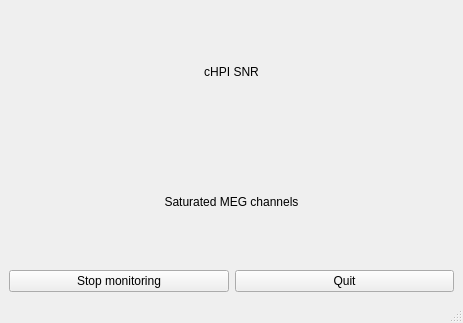
The window that hpimon/hpimon.ui (jjnurminen/hpimon) describes before a commit, drawn with Qt 5.
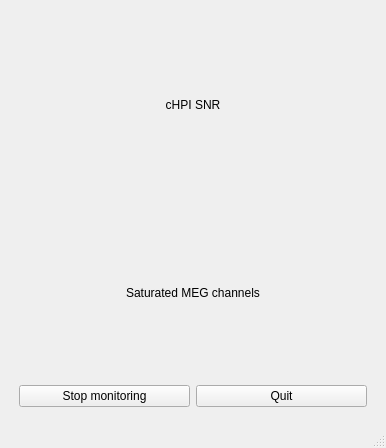
The same window after the commit.

Commit message: traffic light for saturation + ui fixes

The edit to the form file:
```diff
--- a/hpimon/hpimon.ui
+++ b/hpimon/hpimon.ui
@@ -6,30 +6,20 @@
    <rect>
     <x>0</x>
     <y>0</y>
-    <width>463</width>
-    <height>323</height>
+    <width>386</width>
+    <height>448</height>
    </rect>
   </property>
   <property name="windowTitle">
    <string>MainWindow</string>
   </property>
   <widget class="QWidget" name="centralwidget">
-   <layout class="QVBoxLayout" name="verticalLayout">
-    <item>
-     <widget class="QLabel" name="label">
-      <property name="text">
-       <string>cHPI SNR</string>
-      </property>
-      <property name="alignment">
-       <set>Qt::AlignCenter</set>
-      </property>
-     </widget>
-    </item>
-    <item>
+   <layout class="QGridLayout" name="gridLayout">
+    <item row="2" column="1">
      <layout class="QGridLayout" name="gridLayout_SNR"/>
     </item>
-    <item>
-     <widget class="QLabel" name="label_6">
+    <item row="3" column="1">
+     <widget class="QLabel" name="label_sat">
       <property name="text">
        <string>Saturated MEG channels</string>
       </property>
@@ -38,11 +28,8 @@
       </property>
      </widget>
     </item>
-    <item>
-     <layout class="QVBoxLayout" name="verticalLayout_sat"/>
-    </item>
-    <item>
-     <layout class="QHBoxLayout" name="horizontalLayout">
+    <item row="6" column="1">
+     <layout class="QHBoxLayout" name="buttonLayout">
       <item>
        <widget class="QPushButton" name="btnStop">
         <property name="text">
@@ -59,6 +46,86 @@
       </item>
      </layout>
     </item>
+    <item row="1" column="1">
+     <widget class="QLabel" name="label_chpi">
+      <property name="text">
+       <string>cHPI SNR</string>
+      </property>
+      <property name="alignment">
+       <set>Qt::AlignCenter</set>
+      </property>
+     </widget>
+    </item>
+    <item row="4" column="1">
+     <layout class="QVBoxLayout" name="verticalLayout_sat"/>
+    </item>
+    <item row="5" column="1">
+     <layout class="QVBoxLayout" name="statusLightLayout"/>
+    </item>
+    <item row="0" column="1">
+     <spacer name="verticalSpacer">
+      <property name="orientation">
+       <enum>Qt::Vertical</enum>
+      </property>
+      <property name="sizeType">
+       <enum>QSizePolicy::Fixed</enum>
+      </property>
+      <property name="sizeHint" stdset="0">
+       <size>
+        <width>10</width>
+        <height>10</height>
+       </size>
+      </property>
+     </spacer>
+    </item>
+    <item row="2" column="2">
+     <spacer name="horizontalSpacer_2">
+      <property name="orientation">
+       <enum>Qt::Horizontal</enum>
+      </property>
+      <property name="sizeType">
+       <enum>QSizePolicy::Fixed</enum>
+      </property>
+      <property name="sizeHint" stdset="0">
+       <size>
+        <width>10</width>
+        <height>10</height>
+       </size>
+      </property>
+     </spacer>
+    </item>
+    <item row="2" column="0">
+     <spacer name="horizontalSpacer">
+      <property name="orientation">
+       <enum>Qt::Horizontal</enum>
+      </property>
+      <property name="sizeType">
+       <enum>QSizePolicy::Fixed</enum>
+      </property>
+      <property name="sizeHint" stdset="0">
+       <size>
+        <width>10</width>
+        <height>10</height>
+       </size>
+      </property>
+     </spacer>
+    </item>
+    <item row="7" column="1">
+     <spacer name="verticalSpacer_2">
+      <property name="orientation">
+       <enum>Qt::Vertical</enum>
+      </property>
+      <property name="sizeType">
+       <enum>QSizePolicy::Fixed</enum>
+      </property>
+      <property name="sizeHint" stdset="0">
+       <size>
+        <width>10</width>
+        <height>10</height>
+       </size>
+      </property>
+     </spacer>
+    </item>
    </layout>
   </widget>
   <widget class="QMenuBar" name="menubar">
```
Left out of the diff: 2 changed lines with no effect on the pictures. The commit also changes 1 other file.
